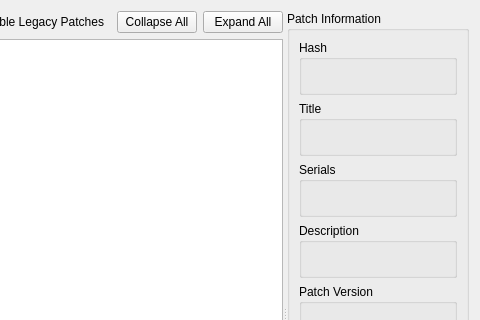
First picture: the form in rpcs3/rpcs3qt/patch_manager_dialog.ui, repository RPCS3/rpcs3, before the edit; both pictures show x 357 to 837 and y 0 to 320 of the 837 by 659 pixel window.
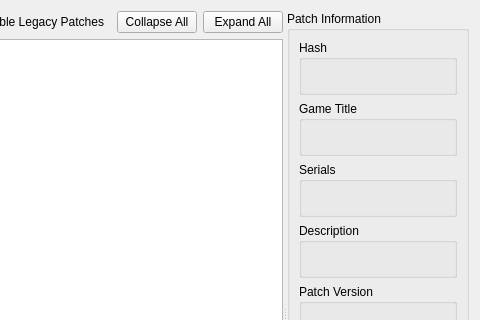
Second picture: the form after the edit.

Commit message:
patch manager: replace Version and Title keys
With Patch Version and Game Title

The edit to the form file:
```diff
--- a/rpcs3/rpcs3qt/patch_manager_dialog.ui
+++ b/rpcs3/rpcs3qt/patch_manager_dialog.ui
@@ -109,7 +109,7 @@
           <item>
            <widget class="QGroupBox" name="gb_title">
             <property name="title">
-             <string>Title</string>
+             <string>Game Title</string>
             </property>
             <layout class="QVBoxLayout" name="title_layout">
              <item>
```
The commit also changes 2 other files.
